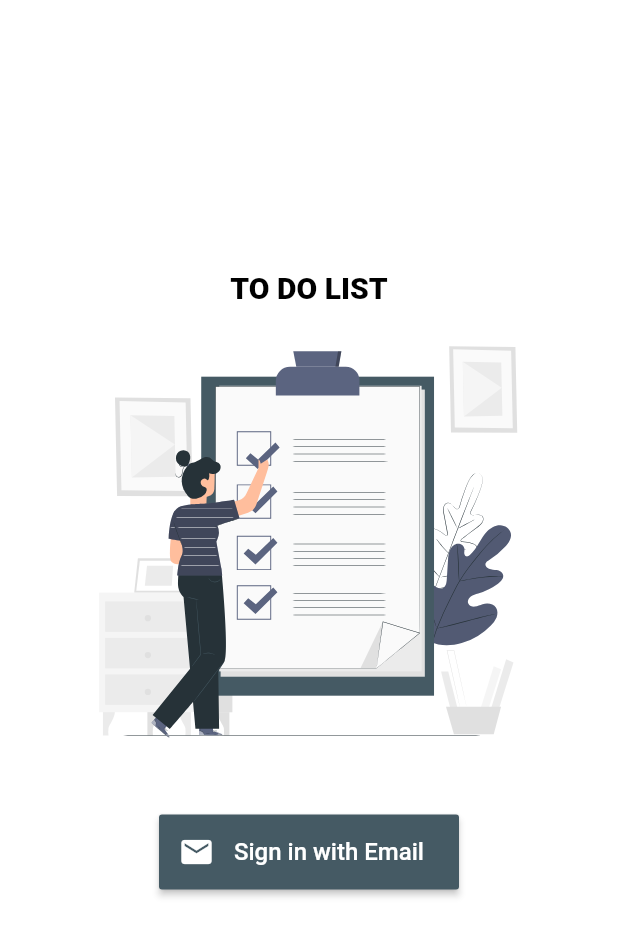
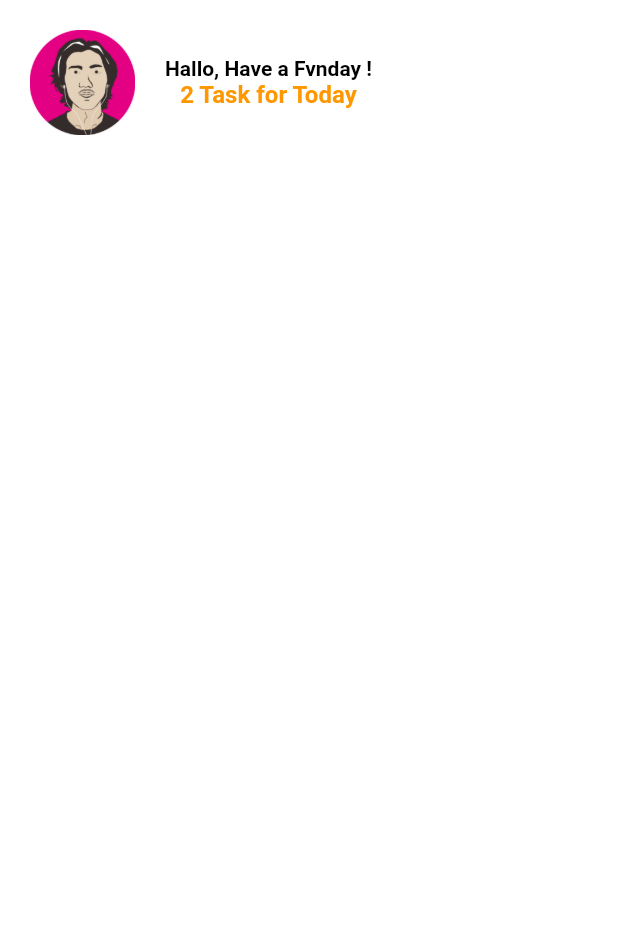
Before and after one commit to thefvnday/RoadToIP, a Flutter app: the screen it shows after launch, after a tap on "Sign in with Email", on a phone screen of 412 x 824 dp. Shown: the top 936 px of the screen. Run offline on Flutter 3.47's test engine with Material 2 defaults, Android fonts, the phone set to English and light mode, and no system bars; our stand-ins replace flutter_signin_button, flutter_svg.

Commit message:
update to dolist

```diff
--- /dev/null
+++ b/todolist/lib/Screens/Home/components/body.dart
@@ -0,0 +1,63 @@
+import 'package:flutter/material.dart';
+
+class Body extends StatelessWidget {
+  const Body({Key? key}) : super(key: key);
+
+  @override
+  Widget build(BuildContext context) {
+    return Scaffold(
+      body: ListView(
+        children: <Widget>[
+          SizedBox(
+            height: 20,
+          ),
+          Padding(
+            padding: EdgeInsets.symmetric(horizontal: 20),
+            child: Row(
+              mainAxisAlignment: MainAxisAlignment.start,
+              children: <Widget>[
+                Container(
+                  height: 70,
+                  width: 70,
+                  decoration: BoxDecoration(
+                    image: DecorationImage(
+                      image: AssetImage('assets/images/fvn.png'),
+                    ),
+                    borderRadius: BorderRadius.circular(10),
+                  ),
+                ),
+                SizedBox(
+                  width: 20,
+                ),
+                Column(
+                  mainAxisAlignment: MainAxisAlignment.start,
+                  children: <Widget>[
+                    Text(
+                      "Hallo, Have a Fvnday !",
+                      style: TextStyle(
+                          fontSize: 14,
+                          fontWeight: FontWeight.bold,
+                          color: Colors.black),
+                    ),
+                    SizedBox(
+                      width: 5,
+                    ),
+                    Text(
+                      "2 Task for Today",
+                      style: TextStyle(
+                          fontSize: 16,
+                          fontWeight: FontWeight.bold,
+                          color: Colors.orange),
+                    ),
+                  ],
+                ),
+              SizedBox(height: 40.0,),
+
+              ],
+            ),
+          )
+        ],
+      ),
+    );
+  }
+}
--- /dev/null
+++ b/todolist/lib/Screens/Home/home_screens.dart
@@ -0,0 +1,13 @@
+import 'package:flutter/material.dart';
+import 'package:todolist/Screens/Home/components/body.dart';
+
+class HomeScreen extends StatelessWidget {
+  const HomeScreen({ Key? key }) : super(key: key);
+
+  @override
+  Widget build(BuildContext context) {
+    return Scaffold(
+      body: Body(),
+    );
+  }
+}
--- a/todolist/lib/Screens/Welcome/components/body.dart
+++ b/todolist/lib/Screens/Welcome/components/body.dart
@@ -1,9 +1,11 @@
 import 'package:flutter/material.dart';
 import 'package:flutter_signin_button/flutter_signin_button.dart';
 import 'package:flutter_svg/flutter_svg.dart';
+import 'package:provider/provider.dart';
+import 'package:todolist/Screens/Home/home_screens.dart';
+import 'package:todolist/utils/google_signin.dart';
 
 class Body extends StatelessWidget {
-
   const Body({Key? key}) : super(key: key);
 
   @override
@@ -41,7 +43,19 @@ class Body extends StatelessWidget {
                   text: 'Sign in with Email',
                   fontSize: 16,
                   icon: Icons.email,
-                  onPressed: () {},
+                  onPressed: () {
+                    Navigator.push(
+                      context,
+                      MaterialPageRoute(
+                        builder: (context) {
+                          return HomeScreen();
+                        },
+                      ),
+                    );
+                    // final provider = Provider.of<GoogleSignInProvider>(context,
+                    //     listen: false);
+                    // provider.googleLogin();
+                  },
                   backgroundColor: Colors.blueGrey[700]!,
                 )
               ],
--- a/todolist/lib/Screens/Welcome/welcome_screens.dart
+++ b/todolist/lib/Screens/Welcome/welcome_screens.dart
@@ -9,6 +9,7 @@ class WelcomeScreen extends StatelessWidget {
   Widget build(BuildContext context) {
     return Scaffold(
       body: Body(),
+
     );
   }
 }
--- a/todolist/lib/main.dart
+++ b/todolist/lib/main.dart
@@ -2,7 +2,6 @@ import 'package:flutter/material.dart';
 import 'package:todolist/Screens/Welcome/welcome_screens.dart';
 import 'package:todolist/constants.dart';
 import 'package:todolist/routes.dart';
-// import '../Screens/Welcome/welcome_screen.dart';
 
 
 void main() {
@@ -12,23 +11,16 @@ void main() {
 class MyApp extends StatelessWidget {
   // This widget is the root of your application.
   @override
-  Widget build(BuildContext context) {
-    return MaterialApp(
-        debugShowCheckedModeBanner: false,
-        title: 'toDoList',
-        theme: ThemeData(
-            primaryColor: PrimaryColor, scaffoldBackgroundColor: Colors.white),
-        // home: Scaffold(
-        //   body: Container(
-        //     child: Center(
-        //       child: Text(
-        //         "Hallow"
-        //       ),
-        //     ),
-        //   ),
-        // ),
-        initialRoute: WelcomeScreen.routeName,
-        routes: routes,
+  Widget build(BuildContext context) => MaterialApp(
+      debugShowCheckedModeBanner: false,
+      title: 'toDoList',
+      theme: ThemeData(
+          primaryColor: PrimaryColor,
+          brightness: Brightness.light,
+          accentColor: Colors.black54,
+
+          scaffoldBackgroundColor: Colors.white),
+      initialRoute: WelcomeScreen.routeName,
+      routes: routes,
     );
-  }
 }
```
Also changed, not shown: todolist/lib/utils/google_signin.dart (added, +29 -0 lines), todolist/pubspec.yaml (+5 -3 lines), todolist/assets/images/fvn.png (added), todolist/pubspec.lock.
